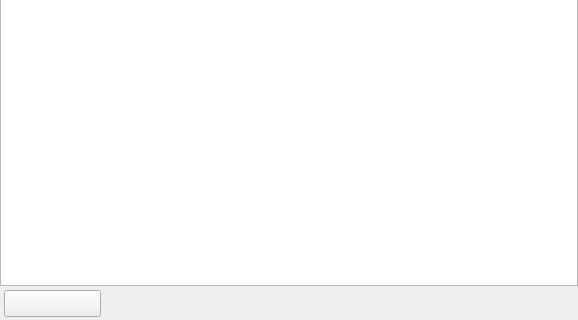
Qt form src/forms/TextViewerFormUnit.ui (Eldricos/D-Fend-Reborn) before a commit; both pictures show x 0 to 578 and y 188 to 508 of the 578 by 508 pixel window.
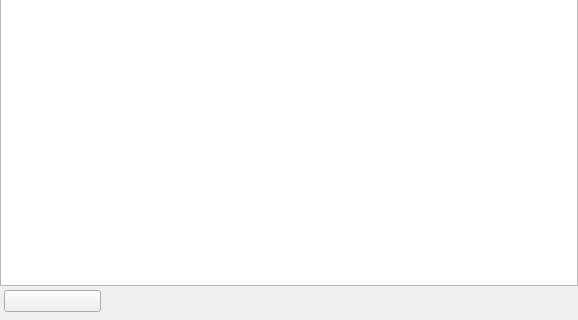
The same form after that commit.

Commit message: Remaining dialogs: Qt layouts instead of fixed pixel positions

The edit to the form file:
```diff
--- a/src/forms/TextViewerFormUnit.ui
+++ b/src/forms/TextViewerFormUnit.ui
@@ -14,13 +14,35 @@
       <property name="frameShape"><enum>QFrame::NoFrame</enum></property>
       <property name="frameShadow"><enum>QFrame::Plain</enum></property>
       <property name="vclClass" stdset="0"><string notr="true">TPanel</string></property>
+      <layout class="QGridLayout" name="Panel1_Layout" columnstretch="0,1">
+        <property name="leftMargin"><number>4</number></property>
+        <property name="topMargin"><number>4</number></property>
+        <property name="rightMargin"><number>4</number></property>
+        <property name="bottomMargin"><number>8</number></property>
+        <property name="horizontalSpacing"><number>8</number></property>
+        <property name="verticalSpacing"><number>4</number></property>
+        <item row="0" column="0" alignment="Qt::AlignLeft">
       <widget class="QPushButton" name="CloseButton">
-        <property name="geometry"><rect><x>4</x><y>4</y><width>97</width><height>27</height></rect></property>
-        <property name="text"><string></string></property>
+            <property name="text"><string /></property>
         <property name="autoDefault"><bool>false</bool></property>
         <property name="vclKind" stdset="0"><string notr="true">bkClose</string></property>
         <property name="vclModalResult" stdset="0"><string notr="true">mrClose</string></property>
-      </widget>
+            <property name="minimumSize"><size><width>97</width><height>0</height></size></property>
+          </widget>
+        </item>
+        <item row="0" column="1">
+          <spacer name="Panel1_Layout_HFill">
+            <property name="orientation"><enum>Qt::Horizontal</enum></property>
+            <property name="sizeHint" stdset="0"><size><width>0</width><height>0</height></size></property>
+          </spacer>
+        </item>
+        <item row="1" column="0">
+          <spacer name="Panel1_VFill">
+            <property name="orientation"><enum>Qt::Vertical</enum></property>
+            <property name="sizeHint" stdset="0"><size><width>0</width><height>0</height></size></property>
+          </spacer>
+        </item>
+      </layout>
     </widget>
     <widget class="QTextEdit" name="Memo">
       <property name="geometry"><rect><x>0</x><y>0</y><width>578</width><height>474</height></rect></property>
```
Left out of the diff: 6 changed lines with no effect on the pictures. Lines whose indentation alone changed are shown as unchanged. The commit also changes 102 other files.
